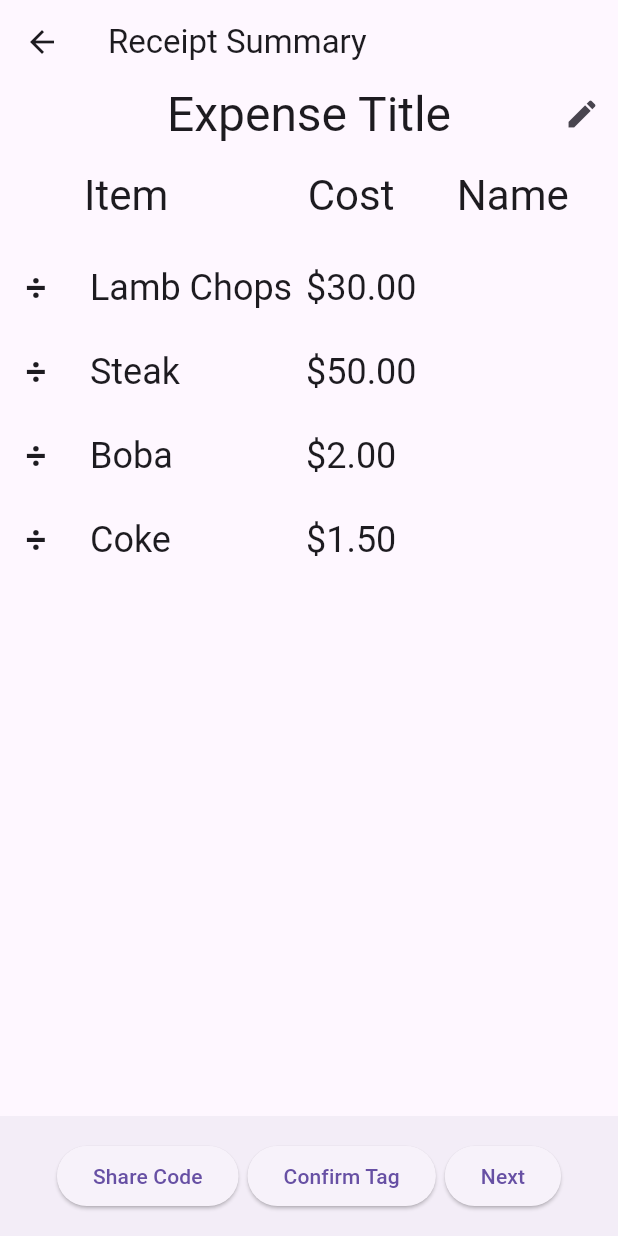
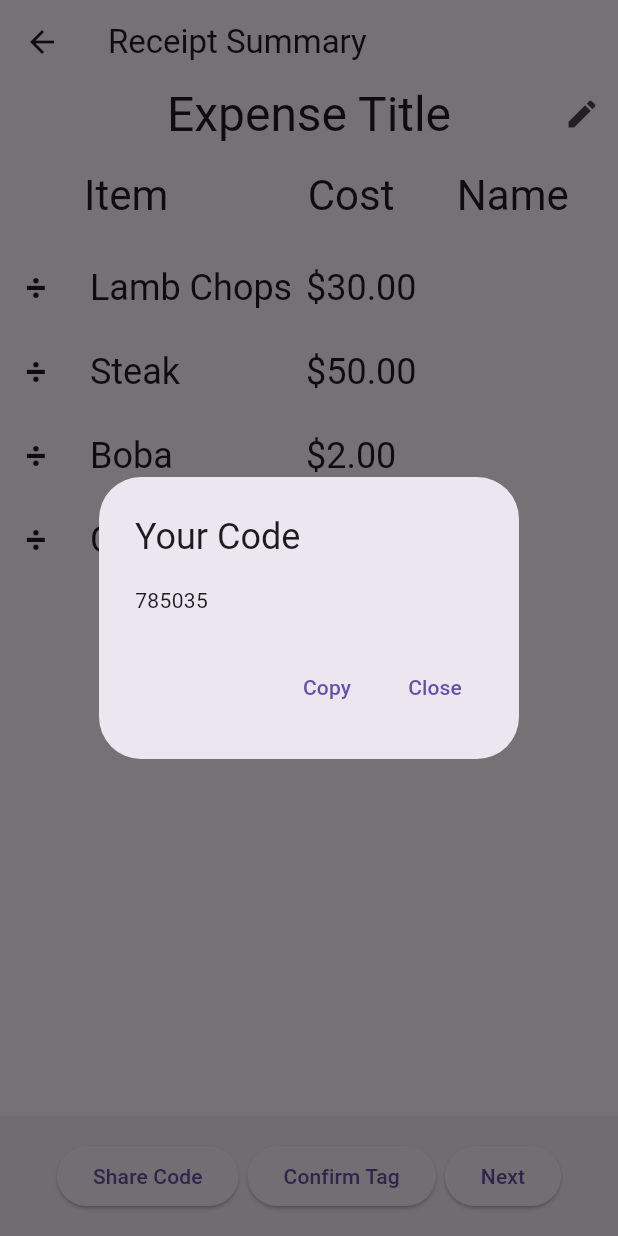
Before and after one commit to bradhu25/QuirkyQuarters, a Flutter app: the ReceiptSummaryRoute screen opened directly, item 2 of the bottom bar chosen, after a tap on "Share Code", on a phone screen of 412 x 824 dp. Run offline on Flutter 3.47's test engine with Material 3 defaults, Android fonts, the phone set to English and light mode, and no system bars.

Commit message:
Generate code functionality

```diff
--- a/lib/screens/receipt_summary.dart
+++ b/lib/screens/receipt_summary.dart
@@ -1,3 +1,5 @@
+import 'dart:math';
+import 'package:flutter/services.dart';
 import 'package:flutter/material.dart';
 import 'package:quirky_quarters/screens/edit_expense.dart';
 import 'package:quirky_quarters/screens/split_summary.dart';
@@ -13,7 +15,6 @@ class ItemCostName<T1, T2> {
 
 class ReceiptSummaryRoute extends StatefulWidget {
   const ReceiptSummaryRoute({super.key});
-
   @override
   State<ReceiptSummaryRoute> createState() => _ReceiptSummaryRouteState();
 }
@@ -52,6 +53,39 @@ class _ReceiptSummaryRouteState extends State<ReceiptSummaryRoute> {
       selectedItems.clear();
     });
     payerController.clear();
+  }
+
+  String generateCode() {
+    var rng = Random();
+    var code = List.generate(6, (_) => rng.nextInt(9)).join();
+    return code;
+  }
+
+  void showCodeDialog(BuildContext context, String code) {
+    showDialog(
+      context: context,
+      builder: (BuildContext context) {
+        return AlertDialog(
+          title: Text("Your Code"),
+          content: Text(code),
+          actions: <Widget>[
+            TextButton(
+              child: Text("Copy"),
+              onPressed: () {
+                Clipboard.setData(ClipboardData(text: code));
+                Navigator.of(context).pop();
+              },
+            ),
+            TextButton(
+              child: Text("Close"),
+              onPressed: () {
+                Navigator.of(context).pop();
+              },
+            ),
+          ],
+        );
+      },
+    );
   }
 
   @override
@@ -189,7 +223,8 @@ class _ReceiptSummaryRouteState extends State<ReceiptSummaryRoute> {
             children: [
               ElevatedButton(
                 onPressed: () {
-                  // TODO: [DEV] Develop Share Code functionality
+                  String code = generateCode();
+                  showCodeDialog(context, code);
                 },
                 child: Text("Share Code"),
               ),
```
